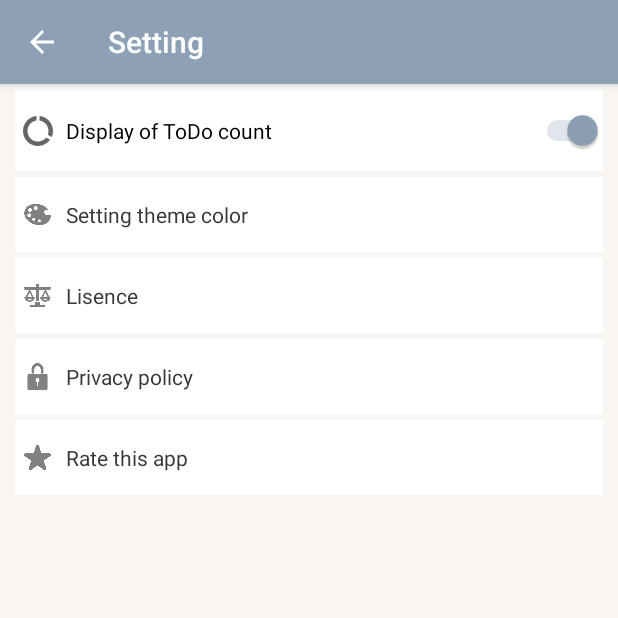
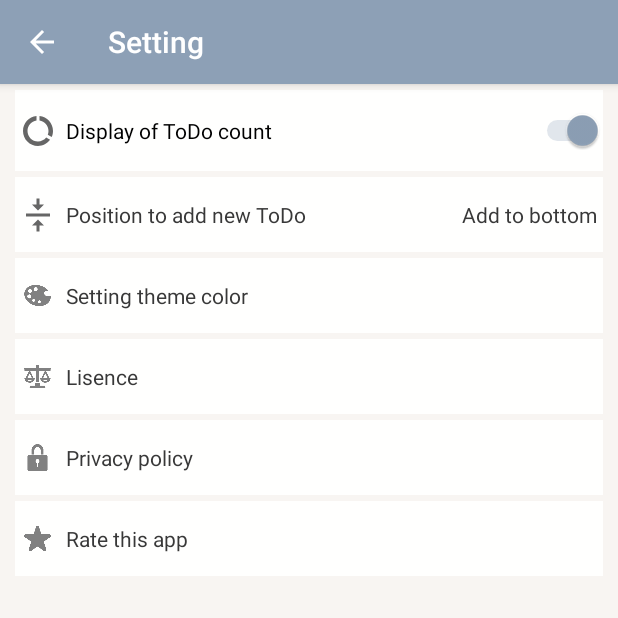
Before and after one commit to highcom/ToDoLog, an Android app: the SettingActivity screen opened directly, with no data from a screen before it, on a phone screen of 412 x 824 dp, the top half of it. Run offline under Robolectric (Android 15) with nearby library versions, the phone set to English and light mode, and no system bars.

Commit message:
新規ToDo追加位置の機能を追加
 - ASCとDESCでDaoを分けるとLiveDataのオブジェクトが変わるのでうまく動かない

```diff
--- a/app/src/main/java/com/highcom/todolog/SettingActivity.java
+++ b/app/src/main/java/com/highcom/todolog/SettingActivity.java
@@ -1,10 +1,12 @@
 package com.highcom.todolog;
 
 import androidx.annotation.NonNull;
+import androidx.appcompat.app.AlertDialog;
 import androidx.appcompat.app.AppCompatActivity;
 
 import android.annotation.SuppressLint;
 import android.content.Context;
+import android.content.DialogInterface;
 import android.content.Intent;
 import android.content.SharedPreferences;
 import android.net.Uri;
@@ -15,7 +17,11 @@ import android.widget.Switch;
 import android.widget.TextView;
 
 import com.google.android.gms.oss.licenses.OssLicensesMenuActivity;
+import com.highcom.todolog.datamodel.ToDoLogRepository;
 import com.highcom.todolog.ui.themelist.ThemeColorUtil;
+
+import java.util.ArrayList;
+import java.util.List;
 
 /**
  * 設定画面クラス
@@ -28,8 +34,12 @@ public class SettingActivity extends AppCompatActivity implements ThemeColorUtil
     public static final String PREF_FILE_NAME ="com.highcom.ToDoLog.UserData";
     // ToDoの残数表示設定名称
     public static final String PREF_PARAM_TODO_COUNT ="ToDoCount";
+    // 新規ToDo追加位置設定名称
+    public static final String PREF_PARAM_NEW_TODO_ORDER ="NewToDoOrder";
     // カラーテーマの色設定名称
     public static final String PREF_PARAM_THEME_COLOR ="ThemeColor";
+    // ユーザー設定データ
+    private SharedPreferences sharedPreferences;
 
     /**
      * 各設定項目のイベントリスナーを登録する
@@ -39,6 +49,7 @@ public class SettingActivity extends AppCompatActivity implements ThemeColorUtil
     @Override
     protected void onCreate(Bundle savedInstanceState) {
         super.onCreate(savedInstanceState);
+        sharedPreferences = getSharedPreferences(PREF_FILE_NAME, Context.MODE_PRIVATE);
         setThemeColor();
         setContentView(R.layout.activity_setting);
 
@@ -48,17 +59,27 @@ public class SettingActivity extends AppCompatActivity implements ThemeColorUtil
         // ToDoの残数表示状態のユーザー設定値の取得とイベントリスナーの設定
         @SuppressLint("UseSwitchCompatOrMaterialCode")
         Switch todoCountSwitch = (Switch)findViewById(R.id.todo_count_switch);
-        SharedPreferences data = getSharedPreferences(PREF_FILE_NAME, Context.MODE_PRIVATE);
-        boolean todoCount = data.getBoolean(PREF_PARAM_TODO_COUNT, true);
+        boolean todoCount = sharedPreferences.getBoolean(PREF_PARAM_TODO_COUNT, true);
         todoCountSwitch.setChecked(todoCount);
         todoCountSwitch.setOnCheckedChangeListener(new CompoundButton.OnCheckedChangeListener() {
             @Override
             public void onCheckedChanged(CompoundButton buttonView, boolean isChecked) {
-                SharedPreferences.Editor editor = data.edit();
+                SharedPreferences.Editor editor = sharedPreferences.edit();
                 editor.putBoolean(PREF_PARAM_TODO_COUNT, isChecked);
                 editor.apply();
             }
         });
+
+        // 新規ToDo追加位置の設定
+        TextView newToDoOrderView = findViewById(R.id.new_todo_order_text);
+        newToDoOrderView.setOnClickListener(v -> newToDoOrderDialog());
+        int order = sharedPreferences.getInt(PREF_PARAM_NEW_TODO_ORDER, ToDoLogRepository.ORDER_ASC);
+        TextView newToDoOrderSelect = findViewById(R.id.new_todo_order_select);
+        if (order == ToDoLogRepository.ORDER_DESC) {
+            newToDoOrderSelect.setText(getString(R.string.order_top));
+        } else {
+            newToDoOrderSelect.setText(getString(R.string.order_bottom));
+        }
 
         // カラーテーマ設定
         TextView themeColorTextView = findViewById(R.id.theme_color_text);
@@ -105,6 +126,37 @@ public class SettingActivity extends AppCompatActivity implements ThemeColorUtil
     }
 
     /**
+     * 新規ToDo追加位置ダイアログ
+     */
+    private void newToDoOrderDialog() {
+        final String[] items = {getString(R.string.order_bottom_detail), getString(R.string.order_top_detail)};
+        int defaultItem = sharedPreferences.getInt(PREF_PARAM_NEW_TODO_ORDER, ToDoLogRepository.ORDER_ASC);
+        final List<Integer> checkedItems = new ArrayList<>();
+        checkedItems.add(defaultItem);
+        new AlertDialog.Builder(this)
+                .setTitle("Selector")
+                .setSingleChoiceItems(items, defaultItem, (dialog, which) -> {
+                    checkedItems.clear();
+                    checkedItems.add(which);
+                })
+                .setPositiveButton("OK", (dialog, which) -> {
+                    if (!checkedItems.isEmpty()) {
+                        TextView newToDoOrderSelect = findViewById(R.id.new_todo_order_select);
+                        if (checkedItems.get(0) == ToDoLogRepository.ORDER_DESC) {
+                            newToDoOrderSelect.setText(getString(R.string.order_top));
+                        } else {
+                            newToDoOrderSelect.setText(getString(R.string.order_bottom));
+                        }
+                        SharedPreferences.Editor editor = sharedPreferences.edit();
+                        editor.putInt(PREF_PARAM_NEW_TODO_ORDER, checkedItems.get(0));
+                        editor.apply();
+                    }
+                })
+                .setNegativeButton("Cancel", null)
+                .show();
+    }
+
+    /**
      * テーマカラー選択ダイアログ表示
      */
     private void colorSelectDialog() {
@@ -117,8 +169,7 @@ public class SettingActivity extends AppCompatActivity implements ThemeColorUtil
      * アクションバーをユーザーが設定したカラーテーマに変更する。
      */
     private void setThemeColor() {
-        SharedPreferences data = getSharedPreferences(PREF_FILE_NAME, Context.MODE_PRIVATE);
-        int color = data.getInt(PREF_PARAM_THEME_COLOR, getResources().getColor(R.color.french_gray));
+        int color = sharedPreferences.getInt(PREF_PARAM_THEME_COLOR, getResources().getColor(R.color.french_gray));
         if (color == getResources().getColor(R.color.topaz)) {
             setTheme(R.style.Theme_ToDoLog_topaz);
         } else if (color == getResources().getColor(R.color.water_green)) {
@@ -140,8 +191,7 @@ public class SettingActivity extends AppCompatActivity implements ThemeColorUtil
      */
     @Override
     public void onSelectColorClicked(int color) {
-        SharedPreferences data = getSharedPreferences(PREF_FILE_NAME, Context.MODE_PRIVATE);
-        SharedPreferences.Editor editor = data.edit();
+        SharedPreferences.Editor editor = sharedPreferences.edit();
         editor.putInt(PREF_PARAM_THEME_COLOR, color);
         editor.commit();
         Intent intent = new Intent(this, ToDoMainActivity.class);
--- /dev/null
+++ b/app/src/main/res/drawable/ic_baseline_vertical_align_center_24.xml
@@ -0,0 +1,10 @@
+<vector xmlns:android="http://schemas.android.com/apk/res/android"
+    android:width="24dp"
+    android:height="24dp"
+    android:viewportWidth="24"
+    android:viewportHeight="24"
+    android:tint="?attr/colorControlNormal">
+  <path
+      android:fillColor="@android:color/white"
+      android:pathData="M8,19h3v4h2v-4h3l-4,-4 -4,4zM16,5h-3L13,1h-2v4L8,5l4,4 4,-4zM4,11v2h16v-2L4,11z"/>
+</vector>
--- a/app/src/main/res/layout/activity_setting.xml
+++ b/app/src/main/res/layout/activity_setting.xml
@@ -41,6 +41,51 @@
             android:textSize="14dp"
             tools:ignore="UseSwitchCompatOrMaterialXml"
             android:id="@+id/todo_count_switch" />
+    </LinearLayout>
+
+    <LinearLayout
+        android:orientation="horizontal"
+        android:layout_width="match_parent"
+        android:layout_height="wrap_content"
+        android:background="@color/offwhite"
+        android:gravity="center_vertical"
+        android:layout_marginTop="4dp"
+        android:layout_marginLeft="10dp"
+        android:layout_marginRight="10dp"
+        android:layout_gravity="center_horizontal" >
+
+        <ImageButton
+            android:layout_width="30dp"
+            android:layout_height="match_parent"
+            android:focusableInTouchMode="false"
+            android:adjustViewBounds="true"
+            android:background="@null"
+            android:scaleType="centerInside"
+            android:src="@drawable/ic_baseline_vertical_align_center_24"
+            android:id="@+id/new_todo_order_icon" />
+
+        <TextView
+            android:layout_width="0dp"
+            android:layout_height="wrap_content"
+            android:text="@string/setting_new_todo_order"
+            android:layout_weight="2"
+            android:layout_marginLeft="4dp"
+            android:layout_marginTop="15dp"
+            android:layout_marginBottom="15dp"
+            android:textColor="@color/black"
+            android:textSize="14dp"
+            android:id="@+id/new_todo_order_text" />
+
+        <TextView
+            android:layout_width="wrap_content"
+            android:layout_height="wrap_content"
+            android:text="@string/order_bottom"
+            android:layout_marginRight="4dp"
+            android:layout_marginTop="15dp"
+            android:layout_marginBottom="15dp"
+            android:textColor="@color/black"
+            android:textSize="14dp"
+            android:id="@+id/new_todo_order_select" />
     </LinearLayout>
 
     <LinearLayout
--- a/app/src/main/res/values/strings.xml
+++ b/app/src/main/res/values/strings.xml
@@ -39,6 +39,7 @@
 
     <string name="setting_title">Setting</string>
     <string name="setting_todo_count">Display of ToDo count</string>
+    <string name="setting_new_todo_order">Position to add new ToDo</string>
     <string name="setting_theme_color">Setting theme color</string>
     <string name="setting_license">Lisence</string>
     <string name="setting_privacy_policy">Privacy policy</string>
@@ -59,6 +60,11 @@
     <string name="privacy_policy_url">https://high-commu.amebaownd.com/pages/2891722/page_201905200001</string>
     <string name="star_url">https://play.google.com/store/apps/details?id=com.highcom.todolog</string>
 
+    <string name="order_bottom">Add to bottom</string>
+    <string name="order_bottom_detail">Add to bottom (Sorted in ascending order)</string>
+    <string name="order_top">Add to top</string>
+    <string name="order_top_detail">Add to top (Sorted in descending order)</string>
+
     <string name="color_topaz">Topaz</string>
     <string name="color_water_green">Water green</string>
     <string name="color_day_dream">Day dream</string>
```
Also changed, not shown: app/src/main/java/com/highcom/todolog/datamodel/ToDoDao.java (+15 -3 lines), app/src/main/java/com/highcom/todolog/datamodel/ToDoLogRepository.java (+26 -3 lines), app/src/main/java/com/highcom/todolog/ui/todolist/ToDoListFragment.java (+17 -1 lines), 1 other file.
